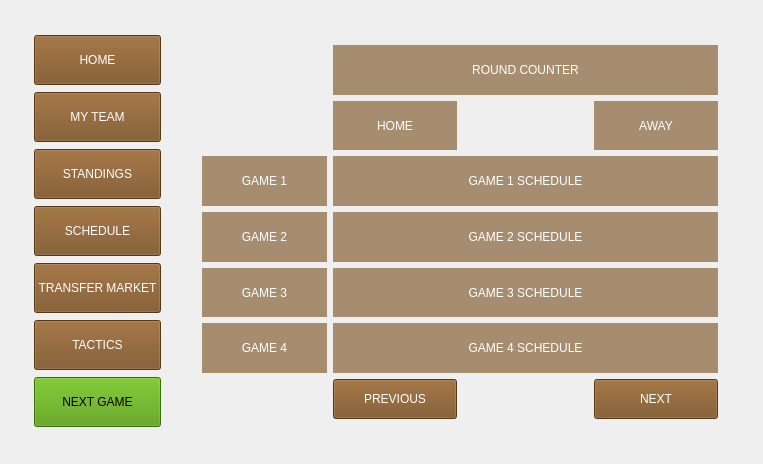
The window that ELManager/Manager/EuroleagueManager/mainwindow.ui (TombaM/RS13-euroleague-basketball-manager) describes before a commit, drawn with Qt 5.
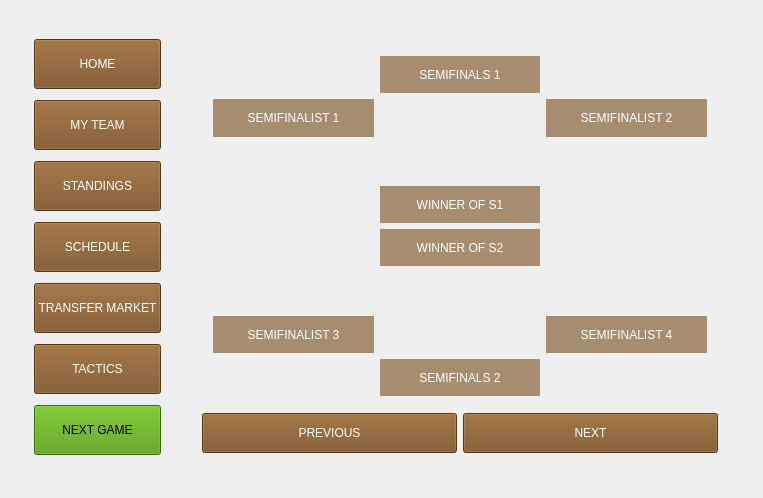
The same window after the commit. The open tabs and pages were chosen to show the change. Icons and pictures are not drawn.

The edit to the form file:
```diff
--- a/ELManager/Manager/EuroleagueManager/mainwindow.ui
+++ b/ELManager/Manager/EuroleagueManager/mainwindow.ui
@@ -7,7 +7,7 @@
     <x>0</x>
     <y>0</y>
     <width>763</width>
-    <height>464</height>
+    <height>498</height>
    </rect>
   </property>
   <property name="windowTitle">
@@ -1047,72 +1047,62 @@
              </widget>
              <widget class="QWidget" name="schedulePage">
               <layout class="QGridLayout" name="gridLayout_7">
-               <item row="1" column="3">
-                <widget class="QLabel" name="label_11">
-                 <property name="styleSheet">
-                  <string notr="true">background-color:rgba(120, 77, 30, 155);
-font: 25 14pt &quot;Ubuntu&quot;;
-color: white;</string>
+               <item row="1" column="1">
+                <widget class="QPushButton" name="nextRoundButton">
+                 <property name="minimumSize">
+                  <size>
+                   <width>0</width>
+                   <height>40</height>
+                  </size>
                  </property>
-                 <property name="text">
-                  <string>AWAY</string>
+                 <property name="maximumSize">
+                  <size>
+                   <width>16777215</width>
+                   <height>16777215</height>
+                  </size>
                  </property>
-                 <property name="alignment">
-                  <set>Qt::AlignCenter</set>
-                 </property>
-                </widget>
-               </item>
-               <item row="2" column="0">
-                <widget class="QLabel" name="label_13">
                  <property name="styleSheet">
-                  <string notr="true">background-color:rgba(120, 77, 30, 155);
-font: 25 14pt &quot;Ubuntu&quot;;
-color: white;</string>
+                  <string notr="true">background-color:rgb(120, 77, 30);
+font: 25 11pt &quot;Ubuntu&quot;;
+color:white;
+</string>
                  </property>
                  <property name="text">
-                  <string>GAME 1</string>
+                  <string>NEXT</string>
                  </property>
-                 <property name="alignment">
-                  <set>Qt::AlignCenter</set>
-                 </property>
-                 <property name="indent">
-                  <number>5</number>
-                 </property>
                 </widget>
                </item>
-               <item row="2" column="1" colspan="3">
-                <widget class="QLabel" name="firstScheduleLabel">
-                 <property name="styleSheet">
-                  <string notr="true">background-color:rgba(120, 77, 30, 155);
-font: 25 14pt &quot;Ubuntu&quot;;
-color: white;</string>
+               <item row="1" column="0">
+                <widget class="QPushButton" name="previousRoundButton">
+                 <property name="minimumSize">
+                  <size>
+                   <width>0</width>
+                   <height>40</height>
+                  </size>
                  </property>
-                 <property name="text">
-                  <string>GAME 1 SCHEDULE</string>
+                 <property name="maximumSize">
+                  <size>
+                   <width>16777215</width>
+                   <height>16777215</height>
+                  </size>
                  </property>
-                 <property name="alignment">
-                  <set>Qt::AlignCenter</set>
-                 </property>
-                </widget>
-               </item>
-               <item row="3" column="0">
-                <widget class="QLabel" name="label_16">
                  <property name="styleSheet">
-                  <string notr="true">background-color:rgba(120, 77, 30, 155);
-font: 25 14pt &quot;Ubuntu&quot;;
-color: white;</string>
+                  <string notr="true">background-color:rgb(120, 77, 30);
+font: 25 11pt &quot;Ubuntu&quot;;
+color:white;</string>
                  </property>
                  <property name="text">
-                  <string>GAME 2</string>
+                  <string>PREVIOUS</string>
                  </property>
-                 <property name="alignment">
-                  <set>Qt::AlignCenter</set>
-                 </property>
-                 <property name="indent">
-                  <number>5</number>
-                 </property>
                 </widget>
                </item>
+               <item row="0" column="0" colspan="2">
+                <widget class="QStackedWidget" name="scheduleStackedWidget">
+                 <property name="currentIndex">
+                  <number>1</number>
+                 </property>
+                 <widget class="QWidget" name="page">
+                  <layout class="QGridLayout" name="gridLayout_15">
                <item row="3" column="1" colspan="3">
                 <widget class="QLabel" name="secondScheduleLabel">
                  <property name="styleSheet">
@@ -1121,29 +1111,26 @@
 color: white;</string>
                  </property>
                  <property name="text">
-                  <string>GAME 2 SCHEDULE</string>
+                      <string>TextLabel</string>
                  </property>
                  <property name="alignment">
                   <set>Qt::AlignCenter</set>
                  </property>
                 </widget>
                </item>
-               <item row="4" column="0">
-                <widget class="QLabel" name="label_15">
+                   <item row="1" column="3">
+                    <widget class="QLabel" name="label_12">
                  <property name="styleSheet">
                   <string notr="true">background-color:rgba(120, 77, 30, 155);
 font: 25 14pt &quot;Ubuntu&quot;;
 color: white;</string>
                  </property>
                  <property name="text">
-                  <string>GAME 3</string>
+                      <string>AWAY</string>
                  </property>
                  <property name="alignment">
                   <set>Qt::AlignCenter</set>
                  </property>
-                 <property name="indent">
-                  <number>5</number>
-                 </property>
                 </widget>
                </item>
                <item row="4" column="1" colspan="3">
@@ -1154,7 +1141,37 @@
 color: white;</string>
                  </property>
                  <property name="text">
-                  <string>GAME 3 SCHEDULE</string>
+                      <string>TextLabel</string>
+                     </property>
+                     <property name="alignment">
+                      <set>Qt::AlignCenter</set>
+                     </property>
+                    </widget>
+                   </item>
+                   <item row="3" column="0">
+                    <widget class="QLabel" name="label_15">
+                     <property name="styleSheet">
+                      <string notr="true">background-color:rgba(120, 77, 30, 155);
+font: 25 14pt &quot;Ubuntu&quot;;
+color: white;</string>
+                     </property>
+                     <property name="text">
+                      <string>GAME 2</string>
+                     </property>
+                     <property name="alignment">
+                      <set>Qt::AlignCenter</set>
+                     </property>
+                    </widget>
+                   </item>
+                   <item row="2" column="0">
+                    <widget class="QLabel" name="label_16">
+                     <property name="styleSheet">
+                      <string notr="true">background-color:rgba(120, 77, 30, 155);
+font: 25 14pt &quot;Ubuntu&quot;;
+color: white;</string>
+                     </property>
+                     <property name="text">
+                      <string>GAME 1</string>
                  </property>
                  <property name="alignment">
                   <set>Qt::AlignCenter</set>
@@ -1174,8 +1191,35 @@
                  <property name="alignment">
                   <set>Qt::AlignCenter</set>
                  </property>
-                 <property name="indent">
-                  <number>5</number>
+                    </widget>
+                   </item>
+                   <item row="1" column="1">
+                    <widget class="QLabel" name="label_11">
+                     <property name="styleSheet">
+                      <string notr="true">background-color:rgba(120, 77, 30, 155);
+font: 25 14pt &quot;Ubuntu&quot;;
+color: white;</string>
+                     </property>
+                     <property name="text">
+                      <string>HOME</string>
+                     </property>
+                     <property name="alignment">
+                      <set>Qt::AlignCenter</set>
+                     </property>
+                    </widget>
+                   </item>
+                   <item row="0" column="2">
+                    <widget class="QLabel" name="roundScheduleLabel">
+                     <property name="styleSheet">
+                      <string notr="true">background-color:rgba(120, 77, 30, 155);
+font: 25 14pt &quot;Ubuntu&quot;;
+color: white;</string>
+                     </property>
+                     <property name="text">
+                      <string>ROUND</string>
+                     </property>
+                     <property name="alignment">
+                      <set>Qt::AlignCenter</set>
                  </property>
                 </widget>
                </item>
@@ -1187,78 +1231,287 @@
 color: white;</string>
                  </property>
                  <property name="text">
-                  <string>GAME 4 SCHEDULE</string>
+                      <string>TextLabel</string>
                  </property>
                  <property name="alignment">
                   <set>Qt::AlignCenter</set>
                  </property>
                 </widget>
                </item>
-               <item row="0" column="1" colspan="3">
-                <widget class="QLabel" name="roundScheduleLabel">
+                   <item row="2" column="1" colspan="3">
+                    <widget class="QLabel" name="firstScheduleLabel">
                  <property name="styleSheet">
                   <string notr="true">background-color:rgba(120, 77, 30, 155);
 font: 25 14pt &quot;Ubuntu&quot;;
 color: white;</string>
                  </property>
                  <property name="text">
-                  <string>ROUND COUNTER</string>
+                      <string>TextLabel</string>
                  </property>
                  <property name="alignment">
                   <set>Qt::AlignCenter</set>
                  </property>
                 </widget>
                </item>
-               <item row="1" column="1">
-                <widget class="QLabel" name="label_12">
+                   <item row="4" column="0">
+                    <widget class="QLabel" name="label_13">
                  <property name="styleSheet">
                   <string notr="true">background-color:rgba(120, 77, 30, 155);
 font: 25 14pt &quot;Ubuntu&quot;;
 color: white;</string>
                  </property>
                  <property name="text">
-                  <string>HOME</string>
+                      <string>GAME 3</string>
                  </property>
                  <property name="alignment">
                   <set>Qt::AlignCenter</set>
                  </property>
                 </widget>
                </item>
-               <item row="6" column="3">
-                <widget class="QPushButton" name="nextRoundButton">
-                 <property name="minimumSize">
-                  <size>
-                   <width>0</width>
-                   <height>40</height>
-                  </size>
-                 </property>
+                  </layout>
+                 </widget>
+                 <widget class="QWidget" name="page_2">
+                  <layout class="QGridLayout" name="gridLayout_17">
+                   <item row="0" column="0">
+                    <widget class="QWidget" name="widget_11" native="true"/>
+                   </item>
+                   <item row="0" column="1">
+                    <widget class="QLabel" name="roundScheduleLabel_13">
+                     <property name="styleSheet">
+                      <string notr="true">background-color:rgba(120, 77, 30, 155);
+font: 25 14pt &quot;Ubuntu&quot;;
+color: white;</string>
+                     </property>
+                     <property name="text">
+                      <string>SEMIFINALS 1</string>
+                     </property>
+                     <property name="alignment">
+                      <set>Qt::AlignCenter</set>
+                     </property>
+                    </widget>
+                   </item>
+                   <item row="0" column="2">
+                    <widget class="QWidget" name="widget_13" native="true"/>
+                   </item>
+                   <item row="1" column="0">
+                    <widget class="QLabel" name="semiFirstLabel">
                  <property name="styleSheet">
-                  <string notr="true">background-color:rgb(120, 77, 30);
-font: 25 11pt &quot;Ubuntu&quot;;
-color:white;
-</string>
+                      <string notr="true">background-color:rgba(120, 77, 30, 155);
+font: 25 14pt &quot;Ubuntu&quot;;
+color: white;</string>
                  </property>
                  <property name="text">
-                  <string>NEXT</string>
-                 </property>
-                </widget>
-               </item>
-               <item row="6" column="1">
-                <widget class="QPushButton" name="previousRoundButton">
-                 <property name="minimumSize">
-                  <size>
-                   <width>0</width>
-                   <height>40</height>
-                  </size>
-                 </property>
+                      <string>SEMIFINALIST 1</string>
+                     </property>
+                     <property name="alignment">
+                      <set>Qt::AlignCenter</set>
+                     </property>
+                    </widget>
+                   </item>
+                   <item row="1" column="1" rowspan="2">
+                    <widget class="QWidget" name="widget_12" native="true"/>
+                   </item>
+                   <item row="1" column="2">
+                    <widget class="QLabel" name="semiSecondLabel">
+                     <property name="styleSheet">
+                      <string notr="true">background-color:rgba(120, 77, 30, 155);
+font: 25 14pt &quot;Ubuntu&quot;;
+color: white;</string>
+                     </property>
+                     <property name="text">
+                      <string>SEMIFINALIST 2</string>
+                     </property>
+                     <property name="alignment">
+                      <set>Qt::AlignCenter</set>
+                     </property>
+                    </widget>
+                   </item>
+                   <item row="2" column="0" rowspan="4">
+                    <widget class="QWidget" name="widget_10" native="true"/>
+                   </item>
+                   <item row="2" column="2" rowspan="4">
+                    <widget class="QWidget" name="widget_14" native="true"/>
+                   </item>
+                   <item row="3" column="1">
+                    <widget class="QLabel" name="roundScheduleLabel_12">
                  <property name="styleSheet">
-                  <string notr="true">background-color:rgb(120, 77, 30);
-font: 25 11pt &quot;Ubuntu&quot;;
-color:white;</string>
+                      <string notr="true">background-color:rgba(120, 77, 30, 155);
+font: 25 14pt &quot;Ubuntu&quot;;
+color: white;</string>
                  </property>
                  <property name="text">
-                  <string>PREVIOUS</string>
-                 </property>
+                      <string>WINNER OF S1</string>
+                     </property>
+                     <property name="alignment">
+                      <set>Qt::AlignCenter</set>
+                     </property>
+                    </widget>
+                   </item>
+                   <item row="4" column="1">
+                    <widget class="QLabel" name="roundScheduleLabel_6">
+                     <property name="styleSheet">
+                      <string notr="true">background-color:rgba(120, 77, 30, 155);
+font: 25 14pt &quot;Ubuntu&quot;;
+color: white;</string>
+                     </property>
+                     <property name="text">
+                      <string>WINNER OF S2</string>
+                     </property>
+                     <property name="alignment">
+                      <set>Qt::AlignCenter</set>
+                     </property>
+                    </widget>
+                   </item>
+                   <item row="5" column="1" rowspan="2">
+                    <widget class="QWidget" name="widget_5" native="true"/>
+                   </item>
+                   <item row="6" column="0">
+                    <widget class="QLabel" name="semiThirdLabel">
+                     <property name="styleSheet">
+                      <string notr="true">background-color:rgba(120, 77, 30, 155);
+font: 25 14pt &quot;Ubuntu&quot;;
+color: white;</string>
+                     </property>
+                     <property name="text">
+                      <string>SEMIFINALIST 3</string>
+                     </property>
+                     <property name="alignment">
+                      <set>Qt::AlignCenter</set>
+                     </property>
+                    </widget>
+                   </item>
+                   <item row="6" column="2">
+                    <widget class="QLabel" name="semiFourthLabel">
+                     <property name="styleSheet">
+                      <string notr="true">background-color:rgba(120, 77, 30, 155);
+font: 25 14pt &quot;Ubuntu&quot;;
+color: white;</string>
+                     </property>
+                     <property name="text">
+                      <string>SEMIFINALIST 4</string>
+                     </property>
+                     <property name="alignment">
+                      <set>Qt::AlignCenter</set>
+                     </property>
+                    </widget>
+                   </item>
+                   <item row="7" column="0">
+                    <widget class="QWidget" name="widget_6" native="true"/>
+                   </item>
+                   <item row="7" column="1">
+                    <widget class="QLabel" name="roundScheduleLabel_14">
+                     <property name="styleSheet">
+                      <string notr="true">background-color:rgba(120, 77, 30, 155);
+font: 25 14pt &quot;Ubuntu&quot;;
+color: white;</string>
+                     </property>
+                     <property name="text">
+                      <string>SEMIFINALS 2</string>
+                     </property>
+                     <property name="alignment">
+                      <set>Qt::AlignCenter</set>
+                     </property>
+                    </widget>
+                   </item>
+                   <item row="7" column="2">
+                    <widget class="QWidget" name="widget_9" native="true"/>
+                   </item>
+                  </layout>
+                 </widget>
+                 <widget class="QWidget" name="page_3">
+                  <layout class="QGridLayout" name="gridLayout_16">
+                   <item row="0" column="0">
+                    <widget class="QWidget" name="widget_3" native="true"/>
+                   </item>
+                   <item row="0" column="1">
+                    <widget class="QLabel" name="roundScheduleLabel_7">
+                     <property name="styleSheet">
+                      <string notr="true">background-color:rgba(120, 77, 30, 155);
+font: 25 14pt &quot;Ubuntu&quot;;
+color: white;</string>
+                     </property>
+                     <property name="text">
+                      <string>FINALS</string>
+                     </property>
+                     <property name="alignment">
+                      <set>Qt::AlignCenter</set>
+                     </property>
+                    </widget>
+                   </item>
+                   <item row="0" column="2">
+                    <widget class="QWidget" name="widget_4" native="true"/>
+                   </item>
+                   <item row="1" column="0">
+                    <widget class="QLabel" name="firstFinalistLabel">
+                     <property name="styleSheet">
+                      <string notr="true">background-color:rgba(120, 77, 30, 155);
+font: 25 14pt &quot;Ubuntu&quot;;
+color: white;</string>
+                     </property>
+                     <property name="text">
+                      <string>FINALIST 1</string>
+                     </property>
+                     <property name="alignment">
+                      <set>Qt::AlignCenter</set>
+                     </property>
+                    </widget>
+                   </item>
+                   <item row="1" column="1" rowspan="2">
+                    <widget class="QWidget" name="trophyPictureWidget" native="true"/>
+                   </item>
+                   <item row="1" column="2">
+                    <widget class="QLabel" name="secondFinalistLabel">
+                     <property name="styleSheet">
+                      <string notr="true">background-color:rgba(120, 77, 30, 155);
+font: 25 14pt &quot;Ubuntu&quot;;
+color: white;</string>
+                     </property>
+                     <property name="text">
+                      <string>FINALIST 2</string>
+                     </property>
+                     <property name="alignment">
+                      <set>Qt::AlignCenter</set>
+                     </property>
+                    </widget>
+                   </item>
+                   <item row="2" column="0" rowspan="2">
+                    <widget class="QWidget" name="widget_8" native="true"/>
+                   </item>
+                   <item row="2" column="2" rowspan="2">
+                    <widget class="QWidget" name="widget_7" native="true"/>
+                   </item>
+                   <item row="3" column="1">
+                    <widget class="QLabel" name="roundScheduleLabel_10">
+                     <property name="styleSheet">
+                      <string notr="true">background-color:rgba(120, 77, 30, 155);
+font: 25 14pt &quot;Ubuntu&quot;;
+color: white;</string>
+                     </property>
+                     <property name="text">
+                      <string>WINNER</string>
+                     </property>
+                     <property name="alignment">
+                      <set>Qt::AlignCenter</set>
+                     </property>
+                    </widget>
+                   </item>
+                   <item row="4" column="0" colspan="3">
+                    <widget class="QLabel" name="winnerLabel">
+                     <property name="styleSheet">
+                      <string notr="true">background-color:rgba(120, 77, 30, 155);
+font: 25 14pt &quot;Ubuntu&quot;;
+color: white;</string>
+                     </property>
+                     <property name="text">
+                      <string>CHAMPION</string>
+                     </property>
+                     <property name="alignment">
+                      <set>Qt::AlignCenter</set>
+                     </property>
+                    </widget>
+                   </item>
+                  </layout>
+                 </widget>
                 </widget>
                </item>
               </layout>
```
Left out of the diff: 212 changed lines with no effect on the pictures. Lines whose indentation alone changed are shown as unchanged.
